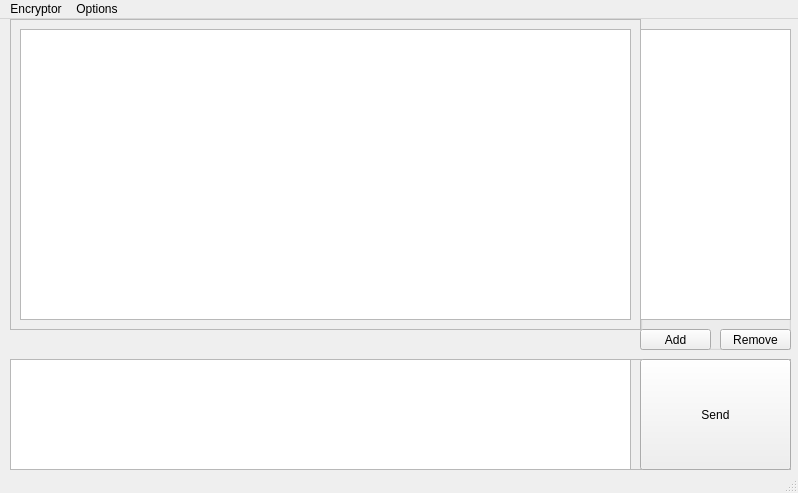
First picture: the form in form_gui/mainwindow.ui, repository ExarchD/DNTencrypt, before the edit.
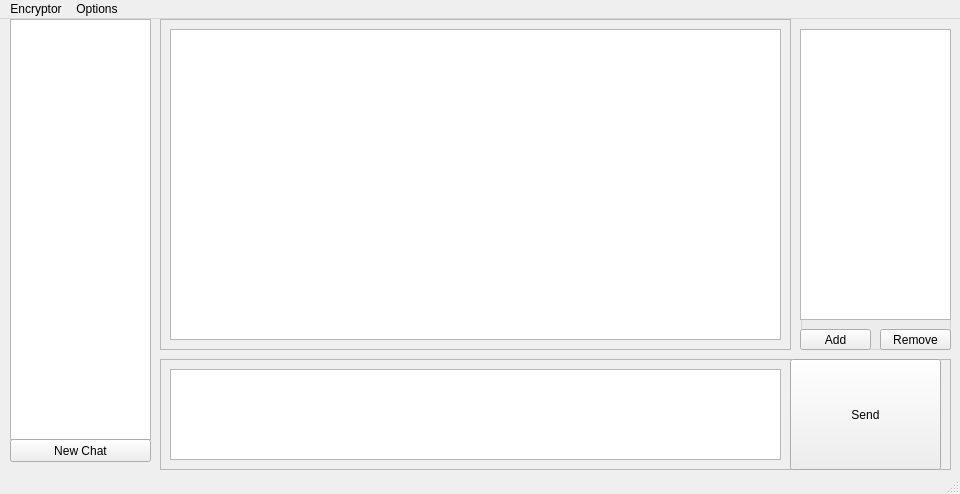
Second picture: the form after the edit.

Commit message: adds some features to the chatinit ui

What changed in the file:
```diff
--- a/form_gui/mainwindow.ui
+++ b/form_gui/mainwindow.ui
@@ -6,8 +6,8 @@
    <rect>
     <x>0</x>
     <y>0</y>
-    <width>798</width>
-    <height>493</height>
+    <width>960</width>
+    <height>494</height>
    </rect>
   </property>
   <property name="windowTitle">
@@ -17,7 +17,7 @@
    <widget class="QGroupBox" name="groupBox">
     <property name="geometry">
      <rect>
-      <x>640</x>
+      <x>800</x>
       <y>10</y>
       <width>151</width>
       <height>321</height>
@@ -66,9 +66,9 @@
    <widget class="QFrame" name="frame">
     <property name="geometry">
      <rect>
-      <x>10</x>
+      <x>160</x>
       <y>340</y>
-      <width>781</width>
+      <width>791</width>
       <height>111</height>
      </rect>
     </property>
@@ -81,10 +81,10 @@
     <widget class="QTextEdit" name="mytextEdit">
      <property name="geometry">
       <rect>
-       <x>0</x>
-       <y>0</y>
-       <width>621</width>
-       <height>111</height>
+       <x>10</x>
+       <y>10</y>
+       <width>611</width>
+       <height>91</height>
       </rect>
      </property>
     </widget>
@@ -105,10 +105,10 @@
    <widget class="QFrame" name="frame_2">
     <property name="geometry">
      <rect>
-      <x>10</x>
+      <x>160</x>
       <y>0</y>
       <width>631</width>
-      <height>311</height>
+      <height>331</height>
      </rect>
     </property>
     <property name="frameShape">
@@ -123,14 +123,37 @@
      </item>
     </layout>
    </widget>
+   <widget class="QListWidget" name="listWidget_2">
+    <property name="geometry">
+     <rect>
+      <x>10</x>
+      <y>0</y>
+      <width>141</width>
+      <height>421</height>
+     </rect>
+    </property>
+   </widget>
+   <widget class="QPushButton" name="chatstart">
+    <property name="geometry">
+     <rect>
+      <x>10</x>
+      <y>420</y>
+      <width>141</width>
+      <height>23</height>
+     </rect>
+    </property>
+    <property name="text">
+     <string>New Chat</string>
+    </property>
+   </widget>
   </widget>
   <widget class="QMenuBar" name="menubar">
    <property name="geometry">
     <rect>
      <x>0</x>
      <y>0</y>
-     <width>798</width>
-     <height>19</height>
+     <width>960</width>
+     <height>20</height>
     </rect>
    </property>
    <widget class="QMenu" name="menuSettings">
```
The commit also changes 5 other files.
